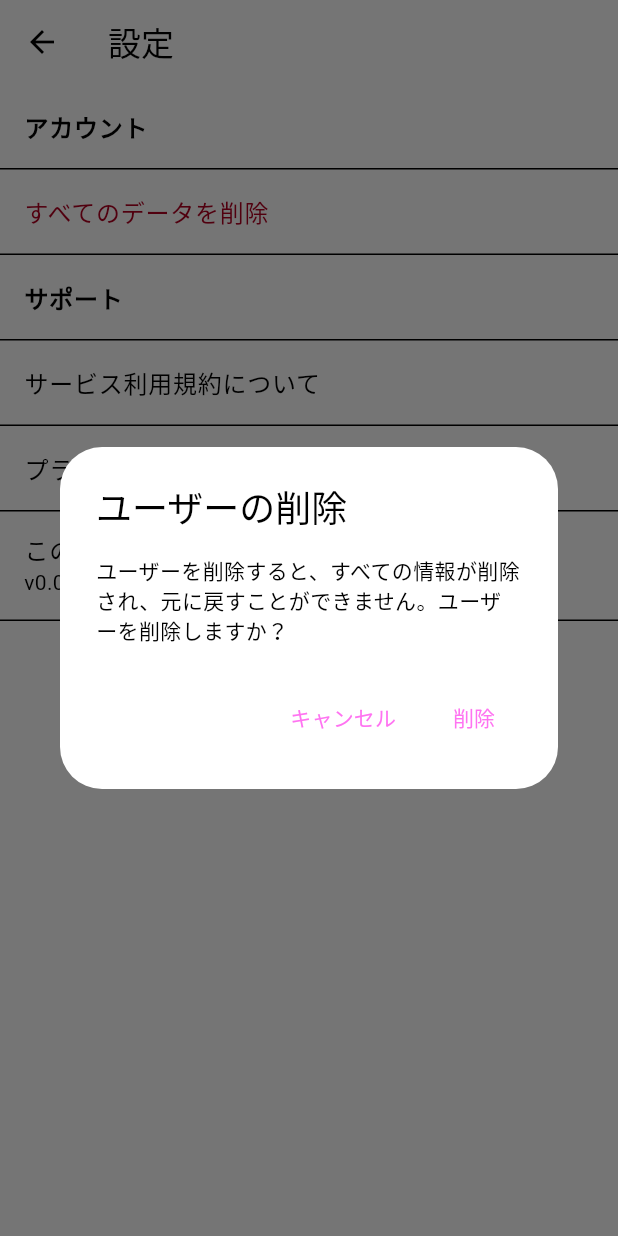
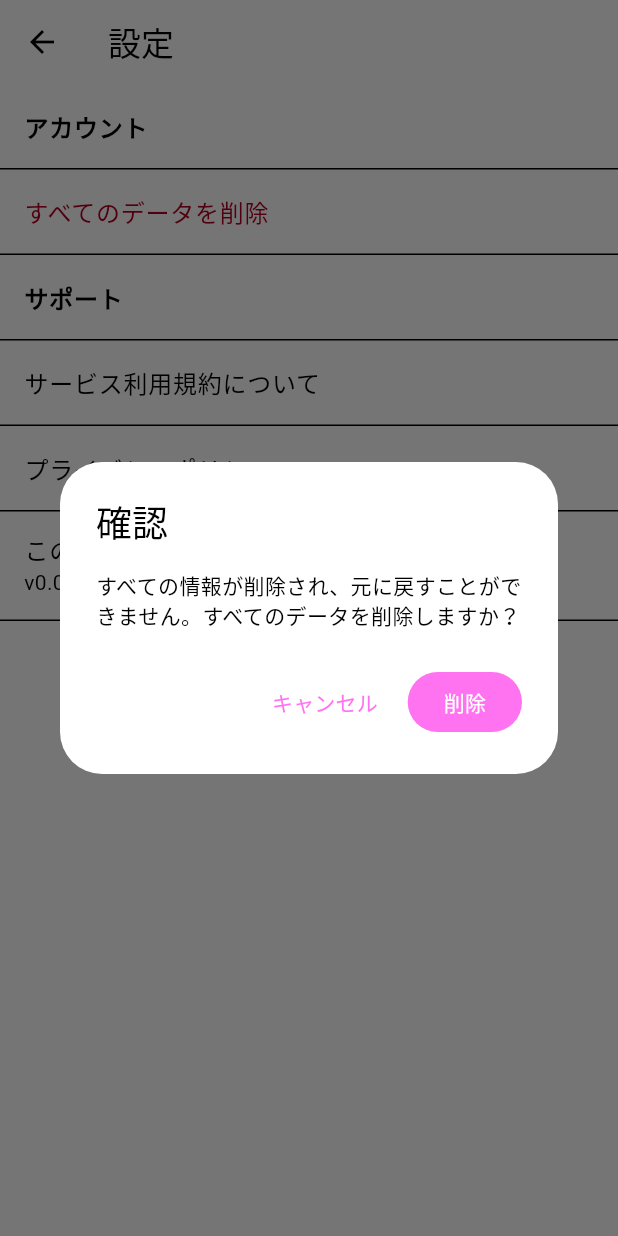
Before and after one commit to team-musashi/stamp-rally, a Flutter app: the SettingPage screen opened directly, after a tap on "すべてのデータを削除", on a phone screen of 412 x 824 dp. Run offline on Flutter 3.47's test engine with Material 2 defaults, Android fonts, the phone set to English and light mode, and no system bars; our stand-ins replace cloud_firestore, firebase_auth, firebase_core, flutter_riverpod, freezed_annotation, gap and 3 more; missing offline and left inert: roggle; accounts and stored records are empty.

Commit message:
🚀 feat:  ボタン名と内容が矛盾ないように修正
#63

```diff
--- a/lib/presentation/component/delete_user.dart
+++ b/lib/presentation/component/delete_user.dart
@@ -2,6 +2,7 @@ import 'package:flutter/material.dart';
 import 'package:flutter_riverpod/flutter_riverpod.dart';
 
 import '../../application/user/user_service.dart';
+import 'm3/button.dart';
 
 /// ユーザー削除確認ダイアログ
 class DeleteUserConfirmDialog extends ConsumerWidget {
@@ -10,16 +11,16 @@ class DeleteUserConfirmDialog extends ConsumerWidget {
   @override
   Widget build(BuildContext context, WidgetRef ref) {
     return AlertDialog(
-      title: const Text('ユーザーの削除'),
+      title: const Text('確認'),
       content: const Text(
-        'ユーザーを削除すると、すべての情報が削除され、元に戻すことができません。ユーザーを削除しますか？',
+        'すべての情報が削除され、元に戻すことができません。すべてのデータを削除しますか？',
       ),
       actions: [
         TextButton(
           onPressed: () => Navigator.of(context).pop(),
           child: const Text('キャンセル'),
         ),
-        TextButton(
+        FilledButton(
           onPressed: () async {
             Navigator.of(context).pop();
             await ref.read(userServiceProvider).deleteUser();
```
